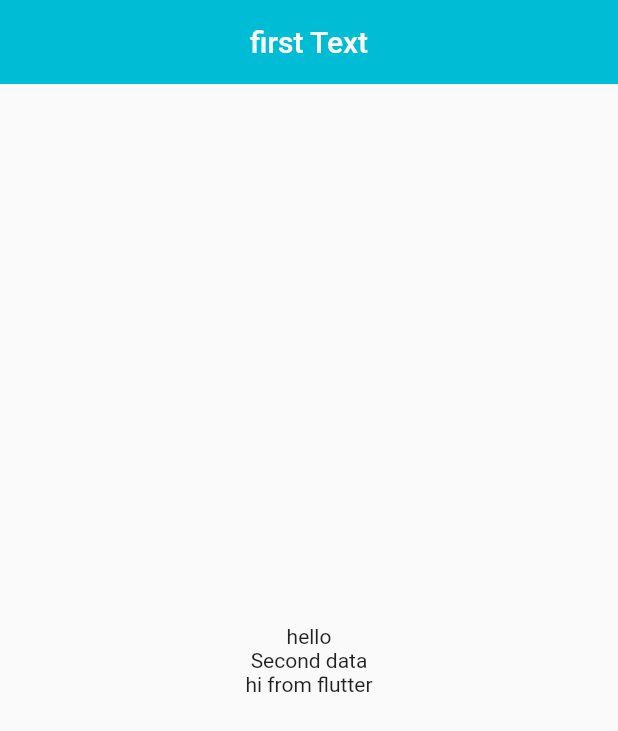
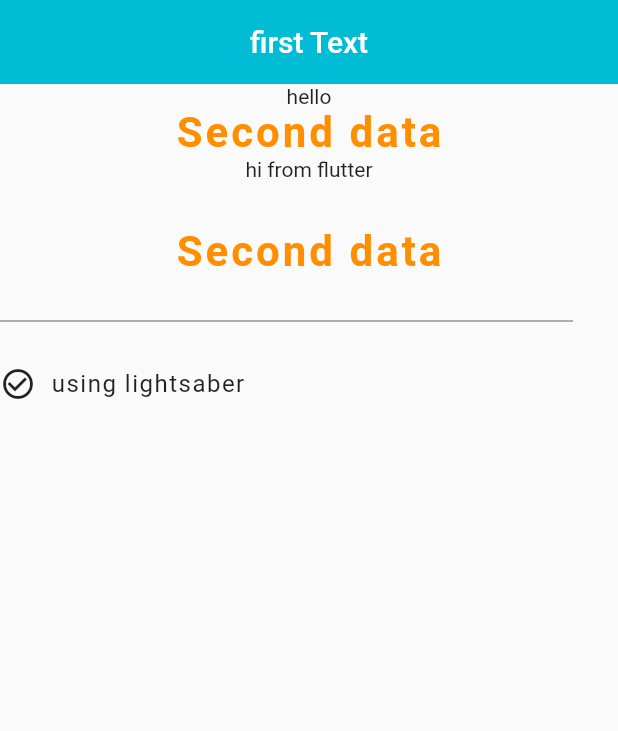
Before and after one commit to 2022-solution-challenge/PDG-fe-study, a Flutter app: the screen it shows after launch, on a phone screen of 412 x 824 dp. Shown: the top 731 px of the screen. Run offline on Flutter 3.47's test engine with Material 2 defaults, Android fonts, the phone set to English and light mode, and no system bars; missing offline and left inert: dart:html.

Commit message:
column flutter ap-

```diff
--- a/exampleApp/exapp/lib/main.dart
+++ b/exampleApp/exapp/lib/main.dart
@@ -37,11 +37,50 @@ class MyHomePage extends StatelessWidget {
       //body에 Padding 지정
       body:  Center(
         child: Column(
-            mainAxisAlignment: MainAxisAlignment.center,
+            // crossAxisAlignment: CrossAxisAlignment.start,
+            // mainAxisAlignment: MainAxisAlignment.center,
             children: <Widget>[
               Text('hello'),
-              Text('Second data'),
+              Text('Second data',
+              style: TextStyle(
+                color: Colors.amber[800],
+                letterSpacing: 2.0,
+                fontSize: 28.0,
+                fontWeight: FontWeight.bold
+                ),
+              ),
               Text('hi from flutter'),
+              SizedBox(
+                height: 30.0,
+              ),
+              Text('Second data',
+              style: TextStyle(
+                color: Colors.amber[800],
+                letterSpacing: 2.0,
+                fontSize: 28.0,
+                fontWeight: FontWeight.bold
+                ),
+              ),
+              Divider(
+                height: 60.0,
+                color: Colors.grey[850],
+                thickness: 0.5,
+                endIndent: 30.0,
+              ),
+              Row(
+                children: <Widget>[
+                  Icon(Icons.check_circle_outline),
+                  SizedBox(
+                    width: 10.0,
+                  ),
+                  Text('using lightsaber',
+                  style: TextStyle(
+                    fontSize: 16.0,
+                    letterSpacing: 1.0,
+                  ),
+                  ),
+                ],
+              )
             ],
           ),
       ),
--- /dev/null
+++ b/exampleApp/exapp/lib/textWidget.dart
@@ -0,0 +1,19 @@
+import 'dart:html';
+
+import 'package:flutter/material.dart'
+
+void main(){
+  runApp(TextApp);
+}
+
+class TextApp extend StatelessWidget{
+
+  const TextApp({ Key? key}) : super(key: key);
+
+  @override
+  Widget build(BuildContext context){
+    return MaterialApp(
+
+    )xs
+  }
+}
```
Also changed, not shown: 1 other file.
